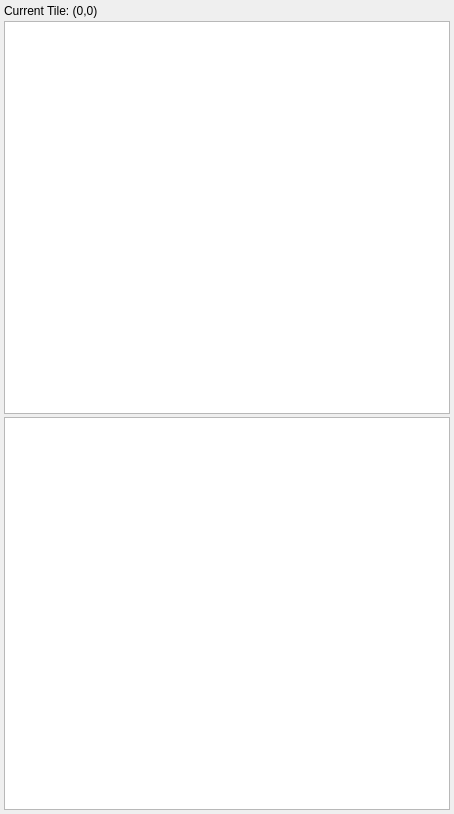
Old version of the form src/editor/gui/sceneGraphWindow.ui in the repository snizzo/lucrezia.
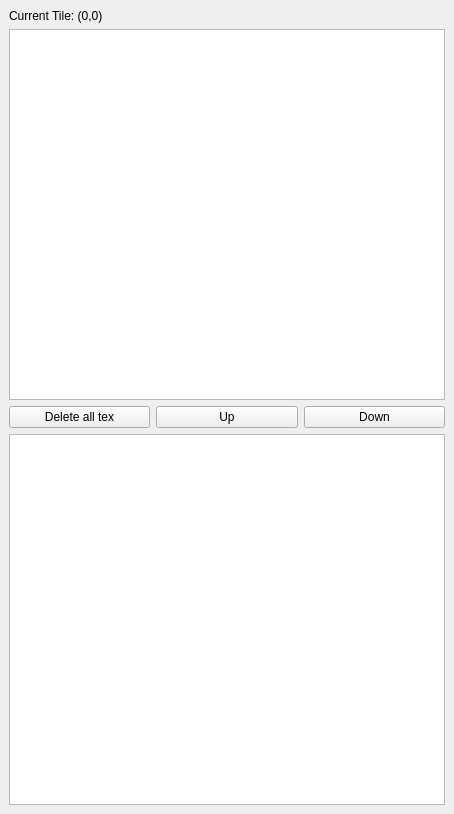
New version of the form.

Commit message: Texture information is shown, can modify ground textures via editor.

Diff of the .ui file:
```diff
--- a/src/editor/gui/sceneGraphWindow.ui
+++ b/src/editor/gui/sceneGraphWindow.ui
@@ -15,21 +15,6 @@
   </property>
   <widget class="QWidget" name="centralwidget">
    <layout class="QVBoxLayout" name="verticalLayout">
-    <property name="spacing">
-     <number>3</number>
-    </property>
-    <property name="leftMargin">
-     <number>4</number>
-    </property>
-    <property name="topMargin">
-     <number>4</number>
-    </property>
-    <property name="rightMargin">
-     <number>4</number>
-    </property>
-    <property name="bottomMargin">
-     <number>4</number>
-    </property>
     <item>
      <widget class="QLabel" name="cellinfo">
       <property name="text">
@@ -38,7 +23,57 @@
      </widget>
     </item>
     <item>
-     <widget class="QListWidget" name="tileObjects"/>
+     <widget class="QListWidget" name="tileObjects">
+      <property name="horizontalScrollBarPolicy">
+       <enum>Qt::ScrollBarAlwaysOff</enum>
+      </property>
+      <property name="alternatingRowColors">
+       <bool>true</bool>
+      </property>
+      <property name="textElideMode">
+       <enum>Qt::ElideLeft</enum>
+      </property>
+      <property name="horizontalScrollMode">
+       <enum>QAbstractItemView::ScrollPerItem</enum>
+      </property>
+      <property name="resizeMode">
+       <enum>QListView::Fixed</enum>
+      </property>
+      <property name="layoutMode">
+       <enum>QListView::SinglePass</enum>
+      </property>
+      <property name="uniformItemSizes">
+       <bool>false</bool>
+      </property>
+      <property name="wordWrap">
+       <bool>false</bool>
+      </property>
+     </widget>
+    </item>
+    <item>
+     <layout class="QHBoxLayout" name="horizontalLayout">
+      <item>
+       <widget class="QPushButton" name="deleteAllTexturesButton">
+        <property name="text">
+         <string>Delete all tex</string>
+        </property>
+       </widget>
+      </item>
+      <item>
+       <widget class="QPushButton" name="moveUpButton">
+        <property name="text">
+         <string>Up</string>
+        </property>
+       </widget>
+      </item>
+      <item>
+       <widget class="QPushButton" name="moveDownButton">
+        <property name="text">
+         <string>Down</string>
+        </property>
+       </widget>
+      </item>
+     </layout>
     </item>
     <item>
      <widget class="QSplitter" name="splitter">
```
The commit also changes 12 other files.
